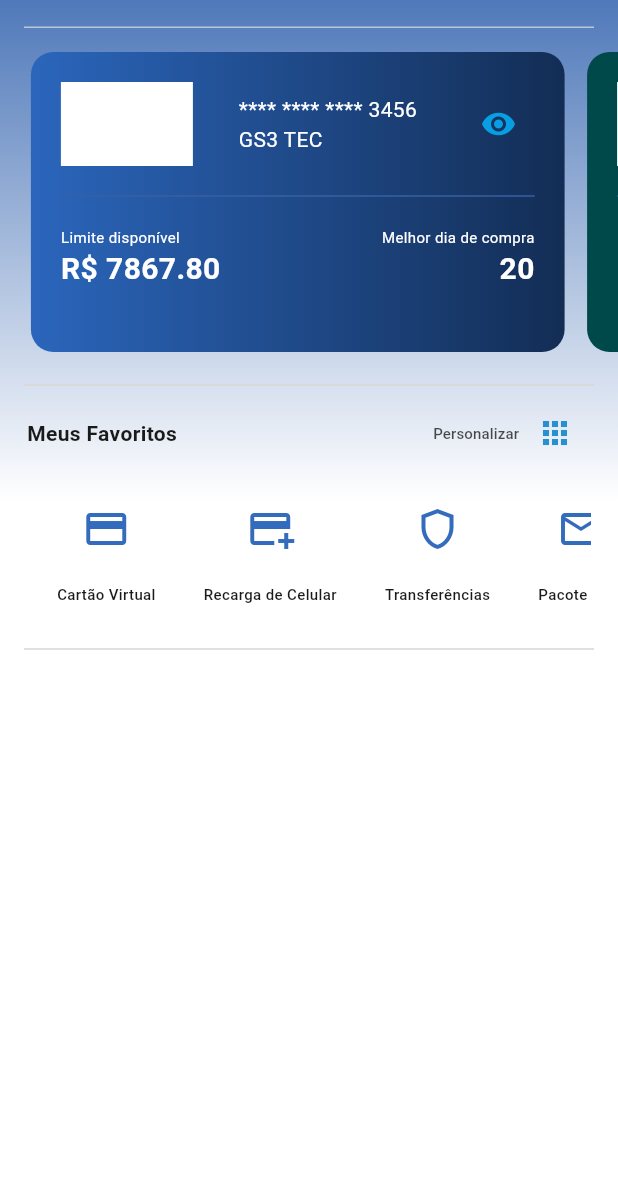
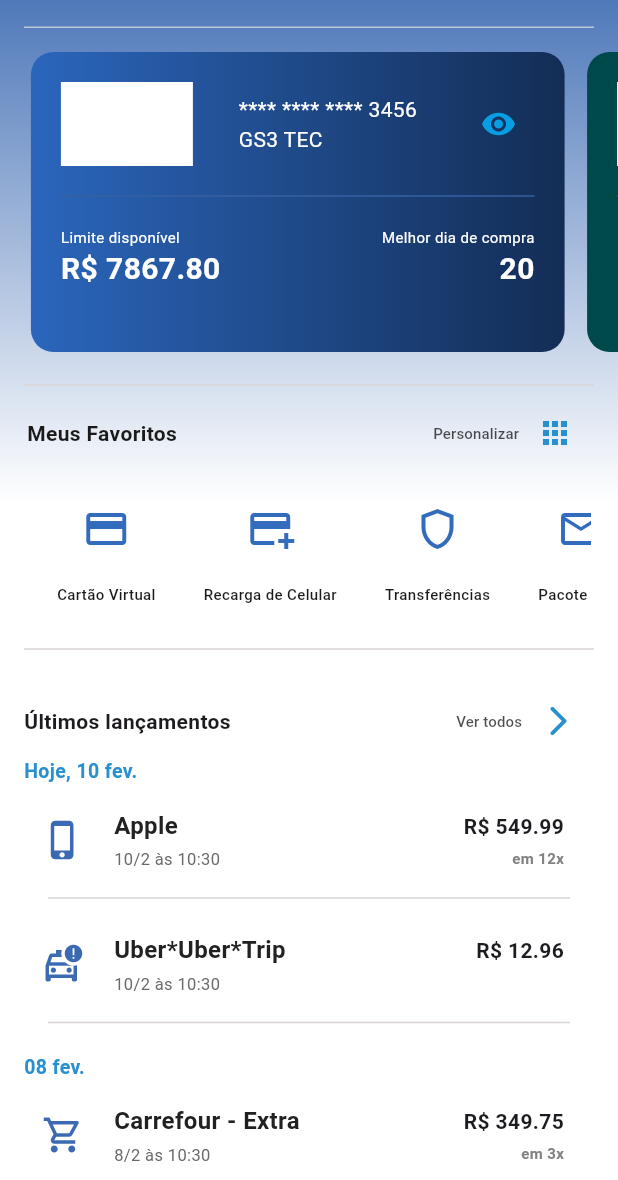
Before and after one commit to kaioenzo/clone_brb_card, a Flutter app: the screen it shows after launch, on a phone screen of 412 x 824 dp, the part 56-1236 px from its top. Run offline on Flutter 3.47's test engine with Material 3 defaults, Android fonts, the light colour scheme and no system bars.

Commit message:
adiciona widget LastBuys para exibir os últimos lançamentos

```diff
--- /dev/null
+++ b/devtools_options.yaml
@@ -0,0 +1,3 @@
+description: This file stores settings for Dart & Flutter DevTools.
+documentation: https://docs.flutter.dev/tools/devtools/extensions#configure-extension-enablement-states
+extensions:
--- a/lib/main.dart
+++ b/lib/main.dart
@@ -1,12 +1,13 @@
 import 'package:clone_brb_card/ui/home/widgets/home_screen.dart';
 import 'package:flutter/material.dart';
 import 'package:provider/provider.dart';
-
 import 'data/services/api/account_service.dart';
 import 'ui/home/view_models/home_viewmodel.dart';
+import 'package:intl/date_symbol_data_local.dart';
 
 void main() {
-  runApp(
+  initializeDateFormatting('pt_BR', null).then(
+    (_) => runApp(
       MultiProvider(
         providers: [
           Provider<AccountService>(create: (_) => AccountService()),
@@ -17,6 +18,7 @@ void main() {
           ),
         ],
         child: const MainApp(),
+      ),
     ),
   );
 }
--- a/lib/ui/home/widgets/home_screen.dart
+++ b/lib/ui/home/widgets/home_screen.dart
@@ -1,4 +1,5 @@
 import 'package:clone_brb_card/ui/home/view_models/home_viewmodel.dart';
+import 'package:clone_brb_card/ui/home/widgets/last_buys.dart';
 import 'package:clone_brb_card/ui/home/widgets/my_favorites.dart';
 import 'package:flutter/material.dart';
 import 'package:provider/provider.dart';
@@ -27,7 +28,7 @@ class HomeScreen extends StatelessWidget {
           value: context.read<AccountViewModel>(),
           child: const SingleChildScrollView(
             child: Column(
-              children: [AccountCarousel(), MyFavorites()],
+              children: [AccountCarousel(), MyFavorites(), LastBuys()],
             ),
           ),
         ),
--- /dev/null
+++ b/lib/ui/home/widgets/last_buys.dart
@@ -0,0 +1,211 @@
+import 'package:collection/collection.dart';
+import 'package:flutter/material.dart';
+import 'package:provider/provider.dart';
+import 'package:intl/intl.dart';
+
+import '../../../domain/models/transacation.dart';
+import '../../../widgets/divider.dart';
+import '../view_models/home_viewmodel.dart';
+
+class LastBuys extends StatelessWidget {
+  const LastBuys({super.key});
+
+  @override
+  Widget build(BuildContext context) {
+    final vm = Provider.of<AccountViewModel>(context);
+    final transactionsByDate = groupBy(
+      vm.selectedAccount.transactions,
+      (Transaction t) => DateTime(t.date.year, t.date.month, t.date.day),
+    );
+
+    return Padding(
+      padding: const EdgeInsets.fromLTRB(16.0, 16.0, 16.0, 0.0),
+      child: Column(
+        children: [
+          _buildHeader(),
+          _buildTransactionList(transactionsByDate),
+        ],
+      ),
+    );
+  }
+
+  Widget _buildHeader() {
+    return Row(
+      mainAxisAlignment: MainAxisAlignment.spaceBetween,
+      children: [
+        const Text(
+          'Últimos lançamentos',
+          style: TextStyle(
+            fontSize: 14.0,
+            fontWeight: FontWeight.w700,
+          ),
+        ),
+        Row(
+          children: [
+            TextButton(
+              style: TextButton.styleFrom(
+                padding: EdgeInsets.zero,
+                alignment: Alignment.centerRight,
+              ),
+              onPressed: () {},
+              child: const Text(
+                'Ver todos',
+                style: TextStyle(
+                  fontSize: 10.0,
+                  color: Color.fromRGBO(0, 0, 0, 0.7),
+                ),
+              ),
+            ),
+            IconButton(
+              onPressed: () {},
+              alignment: Alignment.centerLeft,
+              icon: const Icon(
+                Icons.arrow_forward_ios_rounded,
+                color: Color.fromRGBO(40, 144, 207, 1),
+              ),
+            ),
+          ],
+        ),
+      ],
+    );
+  }
+
+  Widget _buildTransactionList(Map<DateTime, List<Transaction>> transactionsByDate) {
+    return ListView.builder(
+      shrinkWrap: true,
+      physics: const NeverScrollableScrollPhysics(),
+      itemCount: transactionsByDate.keys.length,
+      itemBuilder: (context, index) {
+        final date = transactionsByDate.keys.elementAt(index);
+        final transactions = transactionsByDate[date]!;
+        return _buildTransactionGroup(date, transactions);
+      },
+    );
+  }
+
+  Widget _buildTransactionGroup(DateTime date, List<Transaction> transactions) {
+    return Padding(
+      padding: const EdgeInsets.only(bottom: 12.0),
+      child: Column(
+        crossAxisAlignment: CrossAxisAlignment.start,
+        children: [
+          Text(
+            _formattedDateTitle(transactions.first.date),
+            style: const TextStyle(
+              fontSize: 13.0,
+              fontWeight: FontWeight.w700,
+              color: Color.fromRGBO(40, 144, 207, 1),
+            ),
+          ),
+          Column(
+            children: transactions.map((transaction) => _buildTransactionItem(transaction)).toList(),
+          ),
+        ],
+      ),
+    );
+  }
+
+  Widget _buildTransactionItem(Transaction transaction) {
+    return Column(
+      children: [
+        Padding(
+          padding: const EdgeInsets.fromLTRB(0, 10.0, 20.0, 5.0),
+          child: Row(
+            mainAxisAlignment: MainAxisAlignment.spaceBetween,
+            children: [
+              _buildTransactionDetails(transaction),
+              _buildTransactionAmount(transaction),
+            ],
+          ),
+        ),
+        const DefaultDivider(),
+      ],
+    );
+  }
+
+  Widget _buildTransactionDetails(Transaction transaction) {
+    return Row(
+      children: [
+        SizedBox(
+          width: 52,
+          height: 52,
+          child: Icon(
+            transaction.icon,
+            size: 28,
+            color: const Color.fromRGBO(60, 106, 178, 1),
+          ),
+        ),
+        Padding(
+          padding: const EdgeInsets.only(left: 8.0),
+          child: Column(
+            crossAxisAlignment: CrossAxisAlignment.start,
+            children: [
+              Text(
+                transaction.description,
+                style: const TextStyle(
+                  fontSize: 16.0,
+                  fontWeight: FontWeight.w700,
+                  color: Color.fromRGBO(33, 33, 33, 1),
+                ),
+              ),
+              Padding(
+                padding: const EdgeInsets.only(top: 3.0),
+                child: Text(
+                  _formattedDate(transaction.date),
+                  style: const TextStyle(
+                    fontSize: 11.0,
+                    fontWeight: FontWeight.w400,
+                    color: Color.fromRGBO(105, 105, 107, 1),
+                  ),
+                ),
+              ),
+            ],
+          ),
+        ),
+      ],
+    );
+  }
+
+  Widget _buildTransactionAmount(Transaction transaction) {
+    return Column(
+      crossAxisAlignment: CrossAxisAlignment.end,
+      children: [
+        Text(
+          _formattedAmount(transaction.amount),
+          style: const TextStyle(
+            fontWeight: FontWeight.w700,
+          ),
+        ),
+        Padding(
+          padding: const EdgeInsets.only(top: 4.0),
+          child: Text(
+            _formattedParcels(transaction.parcels),
+            style: const TextStyle(
+              fontSize: 10.0,
+              fontWeight: FontWeight.w700,
+              color: Color.fromRGBO(130, 130, 133, 1),
+            ),
+          ),
+        ),
+      ],
+    );
+  }
+
+  String _formattedDate(DateTime date) {
+    return '${date.day}/${date.month} às ${date.hour}:${date.minute}';
+  }
+
+  String _formattedAmount(double amount) {
+    return 'R\$ ${amount.toStringAsFixed(2)}';
+  }
+
+  String _formattedParcels(int parcels) {
+    return parcels > 1 ? 'em ${parcels}x' : '';
+  }
+
+  String _formattedDateTitle(DateTime date) {
+    return date.day == DateTime.now().day
+        ? 'Hoje, ${DateFormat('dd MMM', 'pt_BR').format(date)}'
+        : DateFormat('dd MMM', 'pt_BR').format(date);
+  }
+}
--- a/pubspec.yaml
+++ b/pubspec.yaml
@@ -10,6 +10,8 @@ dependencies:
   flutter:
     sdk: flutter
   provider: ^6.1.2
+  collection: ^1.15.0
+  intl: ^0.17.0
 
 dev_dependencies:
   flutter_test:
```
Also changed, not shown: pubspec.lock. Lines whose indentation alone changed are shown as unchanged.
